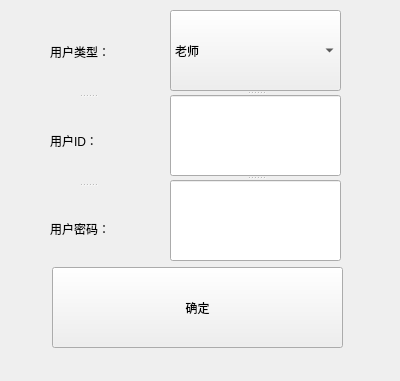
The window that adduserwindow.ui (Cabbage-Cat/SelfTestSystemProject) describes before a commit, drawn with Qt 5.
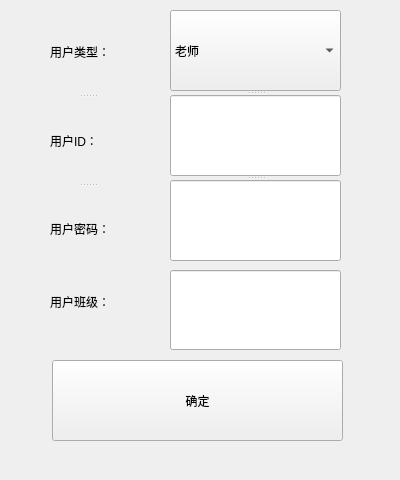
The same window after the commit.

Diff of the .ui file:
```diff
--- a/adduserwindow.ui
+++ b/adduserwindow.ui
@@ -7,7 +7,7 @@
     <x>0</x>
     <y>0</y>
     <width>400</width>
-    <height>381</height>
+    <height>480</height>
    </rect>
   </property>
   <property name="windowTitle">
@@ -17,7 +17,7 @@
    <property name="geometry">
     <rect>
      <x>52</x>
-     <y>267</y>
+     <y>360</y>
      <width>291</width>
      <height>81</height>
     </rect>
@@ -81,6 +81,29 @@
    <widget class="QLineEdit" name="idLineEdit"/>
    <widget class="QLineEdit" name="passwordLineEdit"/>
   </widget>
+  <widget class="QLabel" name="label_4">
+   <property name="geometry">
+    <rect>
+     <x>50</x>
+     <y>260</y>
+     <width>75</width>
+     <height>83</height>
+    </rect>
+   </property>
+   <property name="text">
+    <string>用户班级：</string>
+   </property>
+  </widget>
+  <widget class="QLineEdit" name="classNumberLineEdit">
+   <property name="geometry">
+    <rect>
+     <x>170</x>
+     <y>270</y>
+     <width>171</width>
+     <height>80</height>
+    </rect>
+   </property>
+  </widget>
  </widget>
  <resources/>
  <connections/>
```
